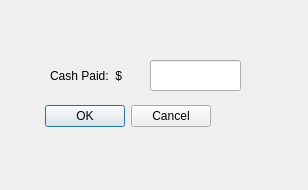
First picture: the form in new_start/UI_File/Cash.ui, repository maximustann/Bing_project, before the edit.
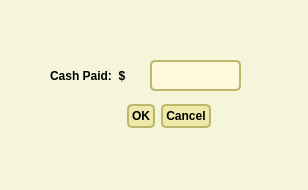
Second picture: the form after the edit.

```diff
--- a/new_start/UI_File/Cash.ui
+++ b/new_start/UI_File/Cash.ui
@@ -13,6 +13,118 @@
   <property name="windowTitle">
    <string>Cash</string>
   </property>
+  <property name="styleSheet">
+   <string notr="true">#Dialog {
+   background-color: beige;
+}
+
+/* Nice Windows-XP-style password character. */
+QLineEdit[echoMode=&quot;2&quot;] {
+    lineedit-password-character: 9679;
+}
+
+/* We provide a min-width and min-height for push buttons
+   so that they look elegant regardless of the width of the text. */
+QPushButton {
+    background-color: palegoldenrod;
+    border-width: 2px;
+    border-color: darkkhaki;
+    border-style: solid;
+    border-radius: 5;
+    padding: 3px;
+    min-width: 9ex;
+    min-height: 2.5ex;
+}
+
+QPushButton:hover {
+   background-color: khaki;
+}
+
+/* Increase the padding, so the text is shifted when the button is
+   pressed. */
+QPushButton:pressed {
+    padding-left: 5px;
+    padding-top: 5px;
+    background-color: #d0d67c;
+}
+
+QLabel, QAbstractButton {
+    font: bold;
+}
+
+/* Mark mandatory fields with a brownish color. */
+.mandatory {
+    color: brown;
+}
+
+/* Bold text on status bar looks awful. */
+QStatusBar QLabel {
+   font: normal;
+}
+
+QStatusBar::item {
+    border-width: 1;
+    border-color: darkkhaki;
+    border-style: solid;
+    border-radius: 2;
+}
+
+QComboBox, QLineEdit, QSpinBox, QTextEdit, QListView {
+    background-color: cornsilk;
+    selection-color: #0a214c; 
+    selection-background-color: #C19A6B;
+}
+
+QListView {
+    show-decoration-selected: 1;
+}
+
+QListView::item:hover {
+    background-color: wheat;
+}
+
+/* We reserve 1 pixel space in padding. When we get the focus,
+   we kill the padding and enlarge the border. This makes the items
+   glow. */
+QLineEdit, QFrame {
+    border-width: 2px;
+    padding: 1px;
+    border-style: solid;
+    border-color: darkkhaki;
+    border-radius: 5px;
+}
+
+/* As mentioned above, eliminate the padding and increase the border. */
+QLineEdit:focus, QFrame:focus {
+    border-width: 3px;
+    padding: 0px;
+}
+
+/* A QLabel is a QFrame ... */
+QLabel {
+    border: none;
+    padding: 0;
+    background: none;
+}
+
+/* A QToolTip is a QLabel ... */
+QToolTip {
+    border: 2px solid darkkhaki;
+    padding: 5px;
+    border-radius: 3px;
+    opacity: 200;
+}
+
+/* Nice to have the background color change when hovered. */
+QRadioButton:hover, QCheckBox:hover {
+    background-color: wheat;
+}
+
+/* Force the dialog's buttons to follow the Windows guidelines. */
+QDialogButtonBox {
+    button-layout: 0;
+}</string>
+  </property>
   <widget class="QDialogButtonBox" name="buttonBox">
    <property name="geometry">
     <rect>
```
